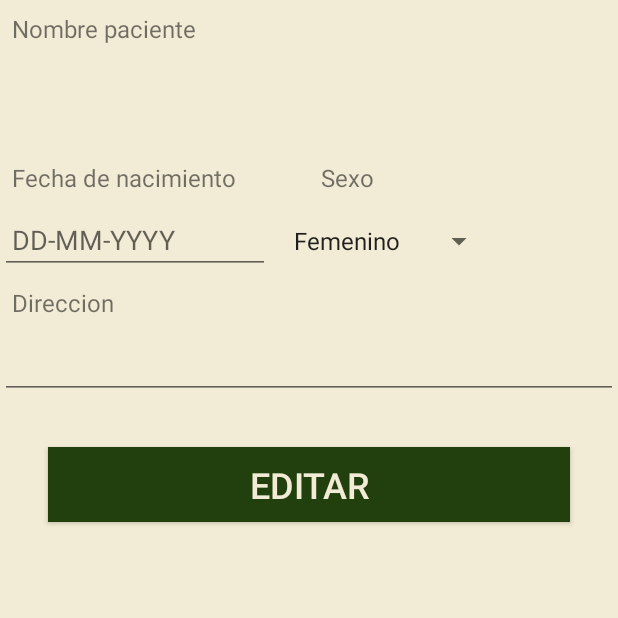
After one commit to felixurtubia/Medform-android, an Android app: the EditarPacienteActivity screen opened directly, with no data from a screen before it, on a phone screen of 412 x 824 dp, the top half of it. The commit adds this screen. Run offline under Robolectric (Android 15) with nearby library versions, the phone set to English and light mode, and no system bars.

Commit message:
Edit Paciente Implementado
Al consultar los datos del paciente (tanto por la lista o por el buscador), sale el boton abajo de crear receta y editar paciente. Se ha implementado el poder editar paciente junto con sus vistas y actividades.

```diff
--- a/MedForm/app/src/main/AndroidManifest.xml
+++ b/MedForm/app/src/main/AndroidManifest.xml
@@ -28,6 +28,9 @@
             android:name=".DatosPacienteActivity"
             android:theme="@style/AppTheme.NoActionBar"/>
         <activity
+            android:name=".EditarPacienteActivity"
+            android:theme="@style/AppTheme.NoActionBar" />
+        <activity
             android:name=".HistorialRecetasActivity"
             android:theme="@style/AppTheme.NoActionBar"/>
         <activity
--- a/MedForm/app/src/main/java/cl/tello_urtubia/medform/CrearPacienteActivity.java
+++ b/MedForm/app/src/main/java/cl/tello_urtubia/medform/CrearPacienteActivity.java
@@ -31,7 +31,7 @@ public class CrearPacienteActivity extends AppCompatActivity {
         Toolbar toolbar = (Toolbar) findViewById(R.id.toolbar_crearPaciente);
         setSupportActionBar(toolbar);
 
-        Intent intent = getIntent();
+
         String rut = getIntent().getStringExtra("rut");
         campoRut = (EditText) findViewById(R.id.campoRut);
         campoRut.setText(rut);
--- /dev/null
+++ b/MedForm/app/src/main/java/cl/tello_urtubia/medform/EditarPacienteActivity.java
@@ -0,0 +1,92 @@
+package cl.tello_urtubia.medform;
+
+
+import android.content.Intent;
+import android.database.sqlite.SQLiteDatabase;
+import android.os.Bundle;
+import android.support.v7.app.AppCompatActivity;
+import android.view.View;
+import android.widget.AdapterView;
+import android.widget.ArrayAdapter;
+import android.widget.EditText;
+import android.widget.Spinner;
+import android.widget.TextView;
+import android.widget.Toast;
+
+import cl.tello_urtubia.medform.Utilidades.Utilidades;
+
+public  class EditarPacienteActivity extends AppCompatActivity{
+
+    Spinner spinner;
+    String sexo;
+    EditText campoNombre, campoRut, campoFecha, campoDireccion ;
+
+
+    @Override
+    protected void onCreate(Bundle savedInstanceState) {
+
+        Toast.makeText(getApplicationContext(), "wena", Toast.LENGTH_LONG).show();
+
+        super.onCreate(savedInstanceState);
+
+        setContentView(R.layout.activity_editar_paciente);
+
+
+        spinner = (Spinner) findViewById(R.id.crearPaciente_spinnerSexo);
+
+        ArrayAdapter<CharSequence> adapter = ArrayAdapter.createFromResource(
+                this, R.array.sexo_paciente, android.R.layout.simple_spinner_item);
+
+        adapter.setDropDownViewResource(android.R.layout.simple_spinner_dropdown_item);
+        spinner.setAdapter(adapter);
+
+        spinner.setOnItemSelectedListener(new AdapterView.OnItemSelectedListener() {
+            @Override
+            public void onItemSelected(AdapterView<?> parent, View view, int pos, long id) {
+                sexo = parent.getItemAtPosition(pos).toString();
+            }
+
+            @Override
+            public void onNothingSelected(AdapterView<?> adapterView) {
+
+            }
+        });
+
+        campoNombre = (EditText) findViewById(R.id.campoNombre);
+        campoFecha = (EditText) findViewById(R.id.campoFecha);
+        campoDireccion = (EditText) findViewById(R.id.campoDireccion);
+    }
+
+    public void onClick (View view) {
+        editarPacientesSQL();
+    }
+
+    private void editarPacientesSQL() {
+
+        String rut = getIntent().getStringExtra("rut");
+
+        ConexionSQLHelper conn = new ConexionSQLHelper(this, "bd_pacientes", null, 1);
+
+        SQLiteDatabase db = conn.getWritableDatabase();
+
+        // UPDATE tablename SET column1 = value1, col2 = val2 WHERE condition
+
+        String update = "UPDATE "+ Utilidades.TABLA_PACIENTE+" SET "+Utilidades.CAMPO_NOMBRE+" = '"+campoNombre.getText().toString()+"' , "
+                +Utilidades.CAMPO_FECHA+" = '"+campoFecha.getText().toString()+"' ,"+Utilidades.CAMPO_SEXO+" = '"+sexo+"', "+Utilidades.CAMPO_DIRECCION
+                +" = '"+campoDireccion.getText().toString()+"' WHERE "+Utilidades.CAMPO_RUT+" = '"+rut+"' ;";
+
+        db.execSQL(update);
+
+        Toast.makeText(getApplicationContext(), "Paciente Editado", Toast.LENGTH_SHORT).show();
+
+        db.close();
+
+        Intent inte = new Intent();
+
+        inte.setClass(this, MainActivity.class);
+
+        startActivity(inte); // Lo redireccionamos al inicio
+
+
+    }
+}
--- /dev/null
+++ b/MedForm/app/src/main/res/layout/activity_editar_paciente.xml
@@ -0,0 +1,102 @@
+<?xml version="1.0" encoding="utf-8"?>
+<LinearLayout
+    xmlns:android="http://schemas.android.com/apk/res/android"
+    xmlns:app="http://schemas.android.com/apk/res-auto"
+    xmlns:tools="http://schemas.android.com/tools"
+    android:layout_width="match_parent"
+    android:layout_height="match_parent"
+    android:background="@color/colorAccent"
+    tools:context="cl.tello_urtubia.medform.EditarPacienteActivity"
+    android:orientation="vertical">
+
+    <TextView
+        android:layout_width="match_parent"
+        android:layout_height="wrap_content"
+        android:padding="8dp"
+        android:text="@string/creaPaciente_Nombre"
+        android:textSize="16sp"
+        />
+
+    <EditText
+        android:id="@+id/campoNombre"
+        android:layout_width="match_parent"
+        android:layout_height="wrap_content"
+        android:inputType="text"
+        android:layout_margin="8dp"
+        />
+
+    <LinearLayout
+        android:layout_width="match_parent"
+        android:layout_height="wrap_content"
+        android:orientation="horizontal"
+        >
+
+        <TextView
+            android:layout_width="match_parent"
+            android:layout_height="wrap_content"
+            android:layout_weight="1"
+            android:padding="8dp"
+            android:text="@string/crearPaciente_Edad"
+            android:textSize="16sp" />
+
+        <TextView
+            android:layout_width="match_parent"
+            android:layout_height="wrap_content"
+            android:layout_weight="1"
+            android:padding="8dp"
+            android:text="@string/crearPaciente_Sexo"
+            android:textSize="16sp" />
+
+    </LinearLayout>
+
+    <LinearLayout
+        android:layout_width="match_parent"
+        android:layout_height="wrap_content"
+        android:orientation="horizontal">
+
+        <EditText
+            android:id="@+id/campoFecha"
+            android:layout_width="180dp"
+            android:layout_height="wrap_content"
+            android:hint="DD-MM-YYYY"
+            android:inputType="date"
+            android:paddingRight="8dp"
+            android:paddingLeft="8dp"/>
+
+        <Spinner
+            android:id="@+id/crearPaciente_spinnerSexo"
+            android:layout_width="150dp"
+            android:layout_height="wrap_content"
+            android:paddingLeft="8dp"
+            android:paddingRight="8dp"
+            android:autofillHints="Hola?"
+            />
+    </LinearLayout>
+
+    <TextView
+        android:layout_width="match_parent"
+        android:layout_height="wrap_content"
+        android:padding="8dp"
+        android:text="@string/crearPaciente_Direccion"
+        android:textSize="16sp" />
+
+    <EditText
+        android:id="@+id/campoDireccion"
+        android:layout_width="match_parent"
+        android:layout_height="wrap_content" />
+
+    <Button
+        android:layout_width="match_parent"
+        android:layout_height="50dp"
+        android:layout_gravity="bottom"
+        android:layout_margin="32dp"
+        android:gravity="center"
+        android:text="Editar"
+        android:textSize="24sp"
+        android:textColor="@color/colorAccent"
+        android:background="@color/colorPrimaryDark"
+        android:onClick="onClick"/>
+
+
+
+</LinearLayout>
```
Also changed, not shown: MedForm/app/src/main/java/cl/tello_urtubia/medform/DatosPacienteActivity.java (+34 -4 lines), MedForm/app/src/main/java/cl/tello_urtubia/medform/Entidades/prueba.java (deleted, +0 -8 lines), MedForm/app/src/main/java/cl/tello_urtubia/medform/ListaPacientesActivity.java (+20 -0 lines), MedForm/app/src/main/res/layout/activity_datos_paciente.xml (+15 -2 lines), MedForm/app/src/main/res/layout/activity_lista_pacientes.xml (+7 -3 lines).
